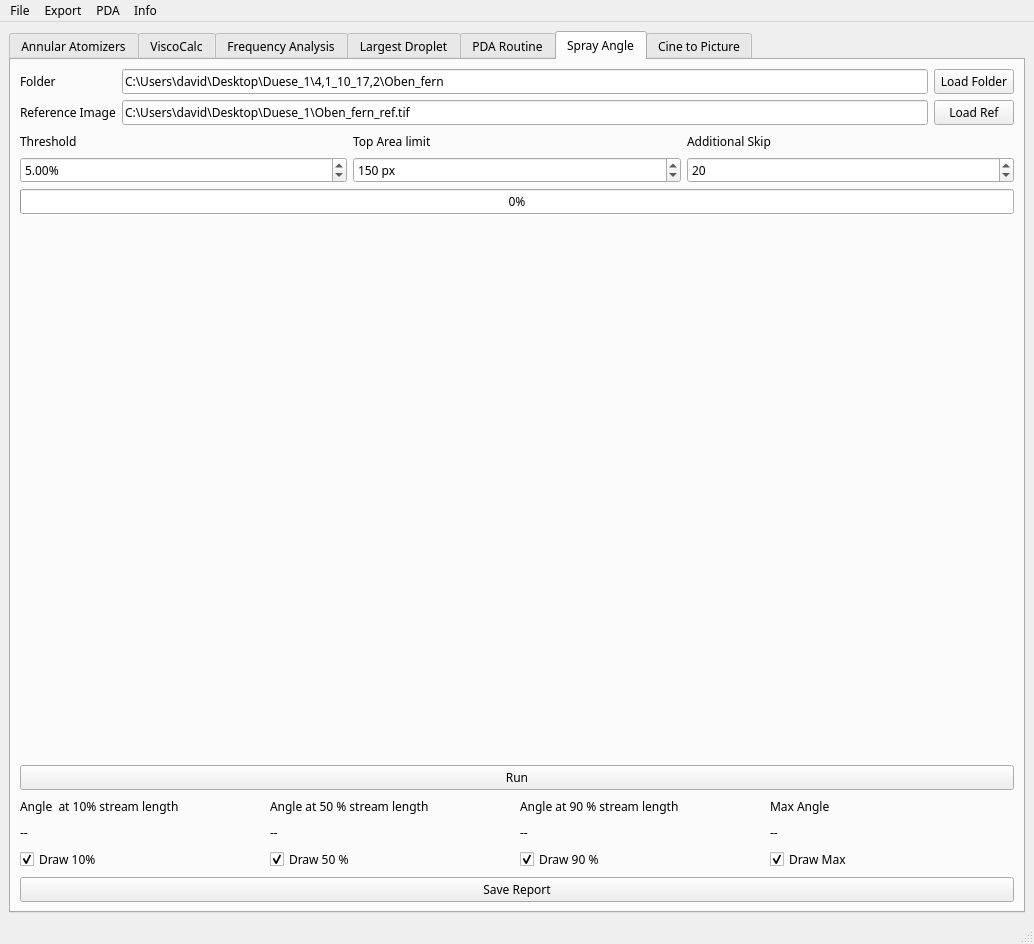
The window that GUI/mainWindow.ui (realize-1337/Atomizer-Toolbox) describes before a commit, drawn with Qt 5.
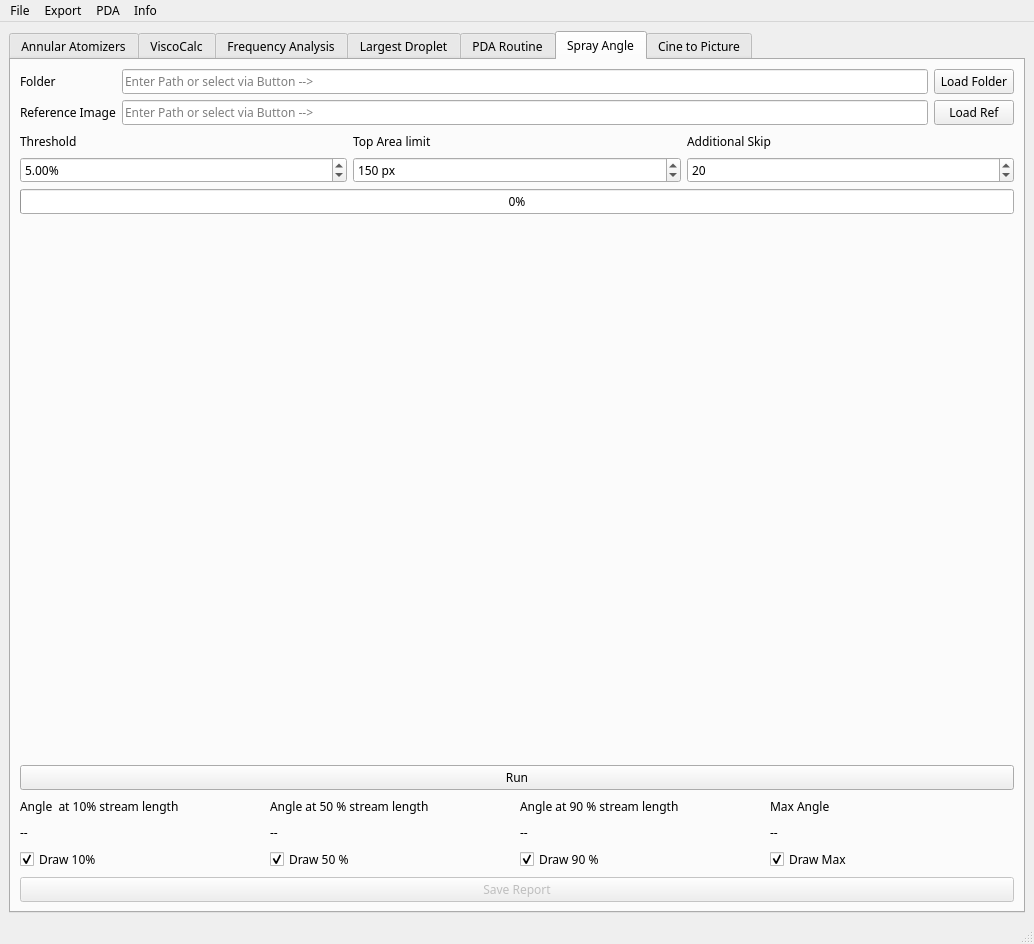
The same window after the commit. The open tabs and pages were chosen to show the change.

```diff
--- a/GUI/mainWindow.ui
+++ b/GUI/mainWindow.ui
@@ -2171,6 +2171,12 @@
        <layout class="QGridLayout" name="gridLayout_15">
         <item row="3" column="0">
          <widget class="QPushButton" name="angleSaveReport">
+          <property name="enabled">
+           <bool>false</bool>
+          </property>
+          <property name="toolTip">
+           <string>To be inplemented.</string>
+          </property>
           <property name="text">
            <string>Save Report</string>
           </property>
@@ -2380,14 +2386,20 @@
                 <item>
                  <widget class="QLineEdit" name="angleFolder">
                   <property name="text">
-                   <string>C:\Users\david\Desktop\Duese_1\4,1_10_17,2\Oben_fern</string>
+                   <string/>
+                  </property>
+                  <property name="placeholderText">
+                   <string>Enter Path or select via Button --&gt;</string>
                   </property>
                  </widget>
                 </item>
                 <item>
                  <widget class="QLineEdit" name="angleRef">
                   <property name="text">
-                   <string>C:\Users\david\Desktop\Duese_1\Oben_fern_ref.tif</string>
+                   <string/>
+                  </property>
+                  <property name="placeholderText">
+                   <string>Enter Path or select via Button --&gt;</string>
                   </property>
                  </widget>
                 </item>
```
Left out of the diff: 22 changed lines with no effect on the pictures.
